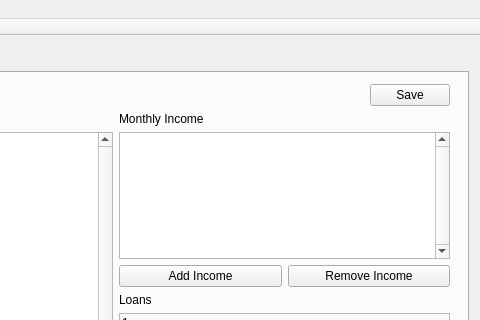
jrutanen/FinanceCalculator, file mainwindow.ui: the form before one commit; both pictures show x 243 to 723 and y 0 to 320 of the 723 by 689 pixel window.
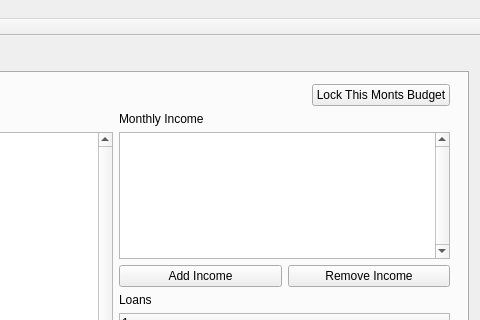
The form after the commit. Custom widgets are drawn as their Qt base class.

Commit message: Removed unused code.

The edit to the form file:
```diff
--- a/mainwindow.ui
+++ b/mainwindow.ui
@@ -482,7 +482,7 @@
            <item>
             <widget class="QPushButton" name="pbSave">
              <property name="text">
-              <string>Save</string>
+              <string>Lock This Monts Budget</string>
              </property>
             </widget>
            </item>
```
The commit also changes 2 other files.
